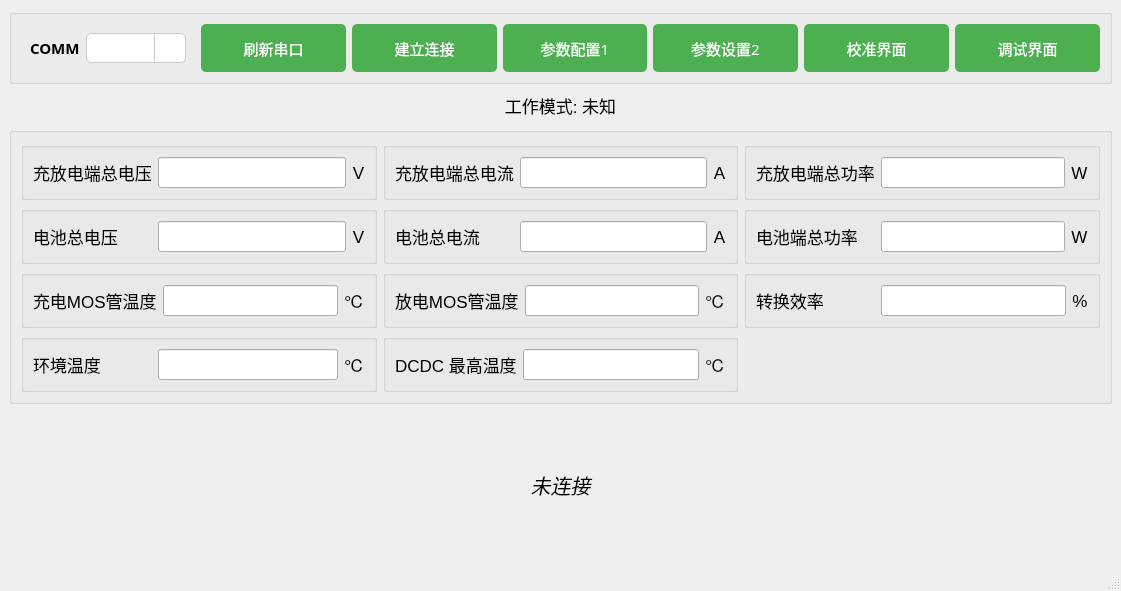
First picture: the form in mainwindow.ui, repository Curtain-Wang/TDB, before the edit.
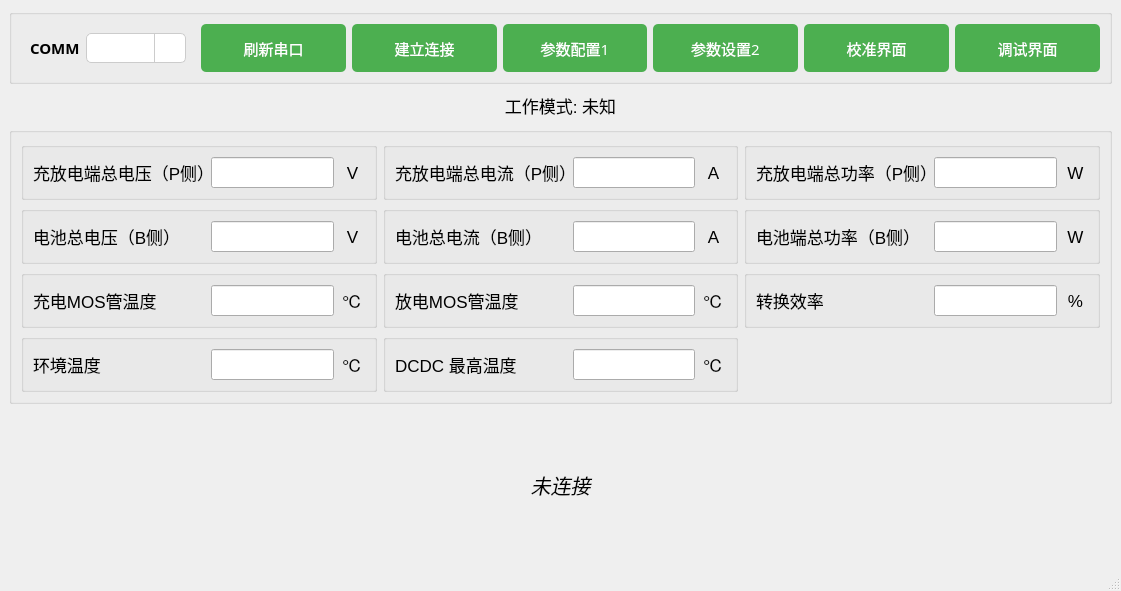
Second picture: the form after the edit. Icons and pictures are not drawn.

Commit message: 1.告警/保护解析问题修复2.主页新增P侧/B侧注释

Diff of the .ui file:
```diff
--- a/mainwindow.ui
+++ b/mainwindow.ui
@@ -446,7 +446,7 @@
          <property name="title">
           <string/>
          </property>
-         <layout class="QHBoxLayout" name="horizontalLayout_14">
+         <layout class="QHBoxLayout" name="horizontalLayout_14" stretch="7,5,1">
           <item>
            <widget class="QLabel" name="label_27">
             <property name="minimumSize">
@@ -461,7 +461,7 @@
              </font>
             </property>
             <property name="text">
-             <string>充放电端总功率</string>
+             <string>充放电端总功率（P侧）</string>
             </property>
             <property name="alignment">
              <set>Qt::AlignLeading|Qt::AlignLeft|Qt::AlignVCenter</set>
@@ -510,7 +510,7 @@
          <property name="title">
           <string/>
          </property>
-         <layout class="QHBoxLayout" name="horizontalLayout_17">
+         <layout class="QHBoxLayout" name="horizontalLayout_17" stretch="7,5,1">
           <item>
            <widget class="QLabel" name="label_33">
             <property name="minimumSize">
@@ -525,7 +525,7 @@
              </font>
             </property>
             <property name="text">
-             <string>充放电端总电压</string>
+             <string>充放电端总电压（P侧）</string>
             </property>
             <property name="alignment">
              <set>Qt::AlignLeading|Qt::AlignLeft|Qt::AlignVCenter</set>
@@ -574,7 +574,7 @@
          <property name="title">
           <string/>
          </property>
-         <layout class="QHBoxLayout" name="horizontalLayout_18">
+         <layout class="QHBoxLayout" name="horizontalLayout_18" stretch="7,5,1">
           <item>
            <widget class="QLabel" name="label_35">
             <property name="minimumSize">
@@ -638,7 +638,7 @@
          <property name="title">
           <string/>
          </property>
-         <layout class="QHBoxLayout" name="horizontalLayout_11">
+         <layout class="QHBoxLayout" name="horizontalLayout_11" stretch="7,5,1">
           <item>
            <widget class="QLabel" name="label_21">
             <property name="minimumSize">
@@ -653,7 +653,7 @@
              </font>
             </property>
             <property name="text">
-             <string>充放电端总电流</string>
+             <string>充放电端总电流（P侧）</string>
             </property>
             <property name="alignment">
              <set>Qt::AlignLeading|Qt::AlignLeft|Qt::AlignVCenter</set>
@@ -702,7 +702,7 @@
          <property name="title">
           <string/>
          </property>
-         <layout class="QHBoxLayout" name="horizontalLayout_13">
+         <layout class="QHBoxLayout" name="horizontalLayout_13" stretch="7,5,1">
           <item>
            <widget class="QLabel" name="label_25">
             <property name="minimumSize">
@@ -766,7 +766,7 @@
          <property name="title">
           <string/>
          </property>
-         <layout class="QHBoxLayout" name="horizontalLayout_12">
+         <layout class="QHBoxLayout" name="horizontalLayout_12" stretch="7,5,1">
           <item>
            <widget class="QLabel" name="label_23">
             <property name="minimumSize">
@@ -781,7 +781,7 @@
              </font>
             </property>
             <property name="text">
-             <string>电池总电压</string>
+             <string>电池总电压（B侧）</string>
             </property>
             <property name="alignment">
              <set>Qt::AlignLeading|Qt::AlignLeft|Qt::AlignVCenter</set>
@@ -830,7 +830,7 @@
          <property name="title">
           <string/>
          </property>
-         <layout class="QHBoxLayout" name="horizontalLayout_15">
+         <layout class="QHBoxLayout" name="horizontalLayout_15" stretch="7,5,1">
           <item>
            <widget class="QLabel" name="label_29">
             <property name="minimumSize">
@@ -845,7 +845,7 @@
              </font>
             </property>
             <property name="text">
-             <string>电池总电流</string>
+             <string>电池总电流（B侧）</string>
             </property>
             <property name="alignment">
              <set>Qt::AlignLeading|Qt::AlignLeft|Qt::AlignVCenter</set>
@@ -894,7 +894,7 @@
          <property name="title">
           <string/>
          </property>
-         <layout class="QHBoxLayout" name="horizontalLayout_20">
+         <layout class="QHBoxLayout" name="horizontalLayout_20" stretch="7,5,1">
           <item>
            <widget class="QLabel" name="label_37">
             <property name="minimumSize">
@@ -909,7 +909,7 @@
              </font>
             </property>
             <property name="text">
-             <string>电池端总功率</string>
+             <string>电池端总功率（B侧）</string>
             </property>
             <property name="alignment">
              <set>Qt::AlignLeading|Qt::AlignLeft|Qt::AlignVCenter</set>
@@ -958,7 +958,7 @@
          <property name="title">
           <string/>
          </property>
-         <layout class="QHBoxLayout" name="horizontalLayout_10">
+         <layout class="QHBoxLayout" name="horizontalLayout_10" stretch="7,5,1">
           <item>
            <widget class="QLabel" name="label_19">
             <property name="minimumSize">
@@ -1022,7 +1022,7 @@
          <property name="title">
           <string/>
          </property>
-         <layout class="QHBoxLayout" name="horizontalLayout_16">
+         <layout class="QHBoxLayout" name="horizontalLayout_16" stretch="7,5,1">
           <item>
            <widget class="QLabel" name="label_31">
             <property name="minimumSize">
@@ -1086,7 +1086,7 @@
          <property name="title">
           <string/>
          </property>
-         <layout class="QHBoxLayout" name="horizontalLayout_21">
+         <layout class="QHBoxLayout" name="horizontalLayout_21" stretch="7,5,1">
           <item>
            <widget class="QLabel" name="label_41">
             <property name="minimumSize">
```
The commit also changes 1 other file.
